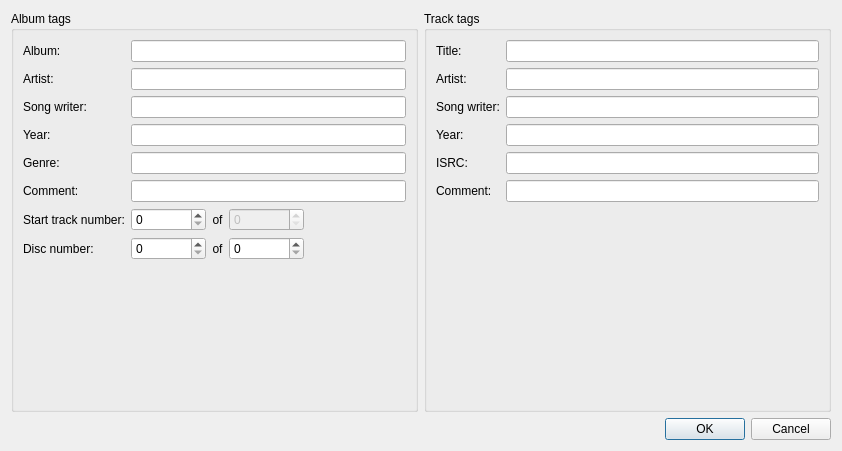
The window that gui/tageditor/tageditor.ui (flacon/flacon) describes before a commit, drawn with Qt 5.
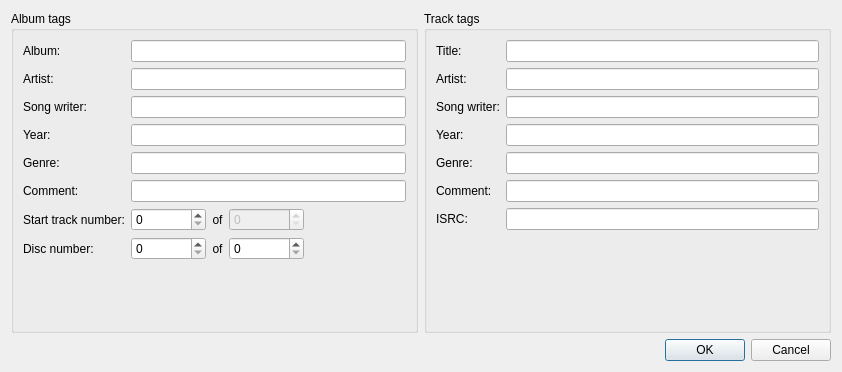
The same window after the commit. Custom widgets are drawn as their Qt base class.

Commit message: Add Genre tag to Track

Diff of the .ui file:
```diff
--- a/gui/tageditor/tageditor.ui
+++ b/gui/tageditor/tageditor.ui
@@ -7,7 +7,7 @@
     <x>0</x>
     <y>0</y>
     <width>842</width>
-    <height>451</height>
+    <height>372</height>
    </rect>
   </property>
   <property name="windowTitle">
@@ -27,7 +27,12 @@
        <property name="title">
         <string>Album tags</string>
        </property>
-       <layout class="QGridLayout" name="gridLayout">
+       <layout class="QVBoxLayout" name="verticalLayout_3">
+        <item>
+         <layout class="QFormLayout" name="formLayout">
+          <property name="fieldGrowthPolicy">
+           <enum>QFormLayout::FieldGrowthPolicy::ExpandingFieldsGrow</enum>
+          </property>
         <item row="0" column="0">
          <widget class="QLabel" name="diskAlbumLabel">
           <property name="text">
@@ -199,18 +204,7 @@
           </item>
          </layout>
         </item>
-        <item row="8" column="0">
-         <spacer name="verticalSpacer">
-          <property name="orientation">
-           <enum>Qt::Vertical</enum>
-          </property>
-          <property name="sizeHint" stdset="0">
-           <size>
-            <width>20</width>
-            <height>83</height>
-           </size>
-          </property>
-         </spacer>
+         </layout>
         </item>
        </layout>
       </widget>
@@ -226,7 +220,12 @@
        <property name="title">
         <string>Track tags</string>
        </property>
-       <layout class="QGridLayout" name="gridLayout_2">
+       <layout class="QVBoxLayout" name="verticalLayout_2">
+        <item>
+         <layout class="QFormLayout" name="formLayout_2">
+          <property name="fieldGrowthPolicy">
+           <enum>QFormLayout::FieldGrowthPolicy::ExpandingFieldsGrow</enum>
+          </property>
         <item row="0" column="0">
          <widget class="QLabel" name="trackTitleLabel">
           <property name="text">
@@ -268,14 +267,14 @@
          <widget class="MultiValuesLineEdit" name="trackDateValue"/>
         </item>
         <item row="4" column="0">
-         <widget class="QLabel" name="trackIsrcLabel">
+           <widget class="QLabel" name="trackGnreLabel">
           <property name="text">
-           <string>ISRC:</string>
+             <string>Genre:</string>
           </property>
          </widget>
         </item>
         <item row="4" column="1">
-         <widget class="MultiValuesLineEdit" name="trackIsrcValue"/>
+           <widget class="MultiValuesLineEdit" name="trackGenreValue"/>
         </item>
         <item row="5" column="0">
          <widget class="QLabel" name="trackCommentLabel">
@@ -288,14 +287,29 @@
          <widget class="MultiValuesLineEdit" name="trackCommentValue"/>
         </item>
         <item row="6" column="0">
-         <spacer name="verticalSpacer_2">
+           <widget class="QLabel" name="trackIsrcLabel">
+            <property name="text">
+             <string>ISRC:</string>
+            </property>
+           </widget>
+          </item>
+          <item row="6" column="1">
+           <widget class="MultiValuesLineEdit" name="trackIsrcValue"/>
+          </item>
+         </layout>
+        </item>
+        <item>
+         <spacer name="verticalSpacer">
           <property name="orientation">
-           <enum>Qt::Vertical</enum>
+           <enum>Qt::Orientation::Vertical</enum>
+          </property>
+          <property name="sizeType">
+           <enum>QSizePolicy::Policy::MinimumExpanding</enum>
           </property>
           <property name="sizeHint" stdset="0">
            <size>
             <width>20</width>
-            <height>149</height>
+            <height>40</height>
            </size>
           </property>
          </spacer>
```
Left out of the diff: 12 changed lines with no effect on the pictures. Lines whose indentation alone changed are shown as unchanged. The commit also changes 8 other files.
